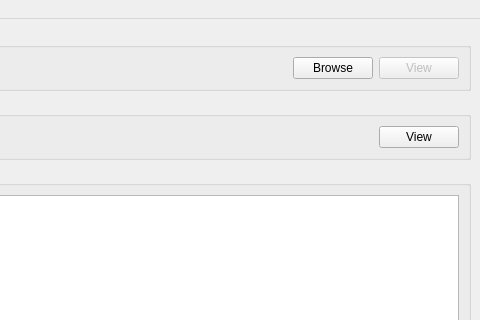
Before: the Qt Designer form tools/cathedral/ui/MainWindow.ui in comphack/comp_hack, drawn with Qt 5; both pictures show x 215 to 695 and y 0 to 320 of the 695 by 420 pixel window.
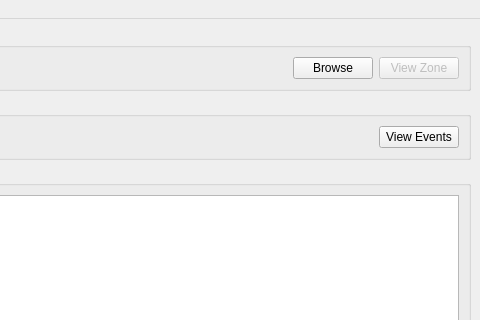
After: the same form once the commit is applied.

Commit message: Zone panning and zoom mouse controls

Diff of the .ui file:
```diff
--- a/tools/cathedral/ui/MainWindow.ui
+++ b/tools/cathedral/ui/MainWindow.ui
@@ -52,7 +52,7 @@
             <bool>false</bool>
            </property>
            <property name="text">
-            <string>View</string>
+            <string>View Zone</string>
            </property>
           </widget>
          </item>
@@ -83,7 +83,7 @@
           </sizepolicy>
          </property>
          <property name="text">
-          <string>View</string>
+          <string>View Events</string>
          </property>
         </widget>
        </item>
```
The commit also changes 3 other files.
